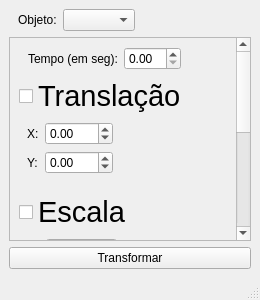
The window that janelatranformador.ui (samu-ribas/3D-Graphics-Engine-Project) describes before a commit, drawn with Qt 5.
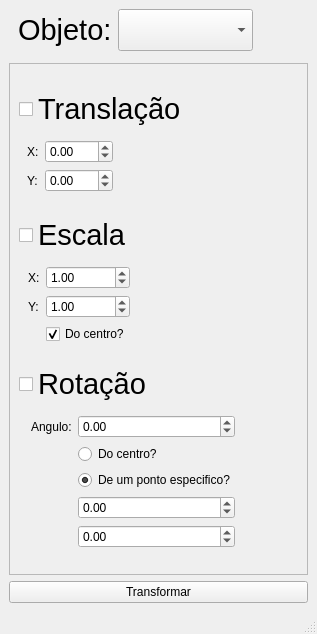
The same window after the commit.

What changed in the file:
```diff
--- a/janelatranformador.ui
+++ b/janelatranformador.ui
@@ -6,8 +6,8 @@
    <rect>
     <x>0</x>
     <y>0</y>
-    <width>260</width>
-    <height>300</height>
+    <width>317</width>
+    <height>634</height>
    </rect>
   </property>
   <property name="sizePolicy">
@@ -44,17 +44,44 @@
            <verstretch>0</verstretch>
           </sizepolicy>
          </property>
+         <property name="font">
+          <font>
+           <pointsize>22</pointsize>
+          </font>
+         </property>
          <property name="text">
           <string>Objeto:</string>
          </property>
         </widget>
        </item>
        <item>
-        <widget class="QComboBox" name="formaBox"/>
+        <widget class="QComboBox" name="formaBox">
+         <property name="sizePolicy">
+          <sizepolicy hsizetype="Preferred" vsizetype="Fixed">
+           <horstretch>0</horstretch>
+           <verstretch>0</verstretch>
+          </sizepolicy>
+         </property>
+         <property name="font">
+          <font>
+           <pointsize>22</pointsize>
+          </font>
+         </property>
+        </widget>
        </item>
       </layout>
      </widget>
     </item>
+    <item>
+     <widget class="QWidget" name="widget_3" native="true">
+      <property name="sizePolicy">
+       <sizepolicy hsizetype="Preferred" vsizetype="Maximum">
+        <horstretch>0</horstretch>
+        <verstretch>0</verstretch>
+       </sizepolicy>
+      </property>
+     </widget>
+    </item>
     <item>
      <widget class="QScrollArea" name="scrollArea">
       <property name="sizePolicy">
@@ -76,9 +103,9 @@
        <property name="geometry">
         <rect>
          <x>0</x>
-         <y>-268</y>
-         <width>219</width>
-         <height>440</height>
+         <y>0</y>
+         <width>291</width>
+         <height>461</height>
         </rect>
        </property>
        <layout class="QVBoxLayout" name="verticalLayout_3">
@@ -97,29 +124,6 @@
            <property name="bottomMargin">
             <number>0</number>
            </property>
-           <item row="0" column="0">
-            <widget class="QLabel" name="label">
-             <property name="sizePolicy">
-              <sizepolicy hsizetype="Maximum" vsizetype="Preferred">
-               <horstretch>0</horstretch>
-               <verstretch>0</verstretch>
-              </sizepolicy>
-             </property>
-             <property name="text">
-              <string>Tempo (em seg):</string>
-             </property>
-            </widget>
-           </item>
-           <item row="0" column="1">
-            <widget class="QDoubleSpinBox" name="tempo">
-             <property name="sizePolicy">
-              <sizepolicy hsizetype="Maximum" vsizetype="Fixed">
-               <horstretch>0</horstretch>
-               <verstretch>0</verstretch>
-              </sizepolicy>
-             </property>
-            </widget>
-           </item>
           </layout>
          </widget>
         </item>
@@ -299,6 +303,22 @@
              </property>
             </widget>
            </item>
+           <item row="2" column="1">
+            <widget class="QCheckBox" name="escalaCentroide">
+             <property name="sizePolicy">
+              <sizepolicy hsizetype="Maximum" vsizetype="Fixed">
+               <horstretch>0</horstretch>
+               <verstretch>0</verstretch>
+              </sizepolicy>
+             </property>
+             <property name="text">
+              <string>Do centro?</string>
+             </property>
+             <property name="checked">
+              <bool>true</bool>
+             </property>
+            </widget>
+           </item>
           </layout>
          </widget>
         </item>
@@ -328,23 +348,23 @@
             <verstretch>0</verstretch>
            </sizepolicy>
           </property>
-          <layout class="QFormLayout" name="formLayout_4">
+          <property name="layoutDirection">
+           <enum>Qt::LayoutDirection::LeftToRight</enum>
+          </property>
+          <layout class="QGridLayout" name="gridLayout">
            <property name="leftMargin">
             <number>12</number>
            </property>
            <property name="topMargin">
             <number>0</number>
            </property>
-           <item row="1" column="0">
-            <widget class="QLabel" name="label_7">
-             <property name="sizePolicy">
-              <sizepolicy hsizetype="Maximum" vsizetype="Preferred">
-               <horstretch>0</horstretch>
-               <verstretch>0</verstretch>
-              </sizepolicy>
-             </property>
+           <item row="4" column="1">
+            <widget class="QRadioButton" name="rotacaoEspecifico">
              <property name="text">
-              <string>Angulo:</string>
+              <string>De um ponto especifico?</string>
+             </property>
+             <property name="checked">
+              <bool>true</bool>
              </property>
             </widget>
            </item>
@@ -365,13 +385,16 @@
              <property name="prefix">
               <string/>
              </property>
+             <property name="minimum">
+              <double>-360.000000000000000</double>
+             </property>
              <property name="maximum">
               <double>360.000000000000000</double>
              </property>
             </widget>
            </item>
-           <item row="3" column="0">
-            <widget class="QLabel" name="label_6">
+           <item row="1" column="0">
+            <widget class="QLabel" name="label_7">
              <property name="sizePolicy">
               <sizepolicy hsizetype="Maximum" vsizetype="Preferred">
                <horstretch>0</horstretch>
@@ -379,11 +402,11 @@
               </sizepolicy>
              </property>
              <property name="text">
-              <string>Eixo X:</string>
+              <string>Angulo:</string>
              </property>
             </widget>
            </item>
-           <item row="3" column="1">
+           <item row="5" column="1">
             <widget class="QDoubleSpinBox" name="rotacaoEixoX">
              <property name="sizePolicy">
               <sizepolicy hsizetype="Preferred" vsizetype="Fixed">
@@ -399,20 +422,14 @@
              </property>
             </widget>
            </item>
-           <item row="4" column="0">
-            <widget class="QLabel" name="label_10">
-             <property name="sizePolicy">
-              <sizepolicy hsizetype="Maximum" vsizetype="Preferred">
-               <horstretch>0</horstretch>
-               <verstretch>0</verstretch>
-              </sizepolicy>
-             </property>
+           <item row="3" column="1">
+            <widget class="QRadioButton" name="rotacaoCentoride">
              <property name="text">
-              <string>Eixo Y:</string>
+              <string>Do centro?</string>
              </property>
             </widget>
            </item>
-           <item row="4" column="1">
+           <item row="6" column="1">
             <widget class="QDoubleSpinBox" name="rotacaoEixoY">
              <property name="sizePolicy">
               <sizepolicy hsizetype="Preferred" vsizetype="Fixed">
@@ -428,22 +445,6 @@
              </property>
             </widget>
            </item>
-           <item row="2" column="1">
-            <widget class="QCheckBox" name="rotacaoRelativa">
-             <property name="sizePolicy">
-              <sizepolicy hsizetype="Maximum" vsizetype="Fixed">
-               <horstretch>0</horstretch>
-               <verstretch>0</verstretch>
-              </sizepolicy>
-             </property>
-             <property name="text">
-              <string>Relativo?</string>
-             </property>
-             <property name="checked">
-              <bool>true</bool>
-             </property>
-            </widget>
-           </item>
           </layout>
          </widget>
         </item>
@@ -465,7 +466,7 @@
     <rect>
      <x>0</x>
      <y>0</y>
-     <width>260</width>
+     <width>317</width>
      <height>24</height>
     </rect>
    </property>
```
Left out of the diff: 52 changed lines with no effect on the pictures.
